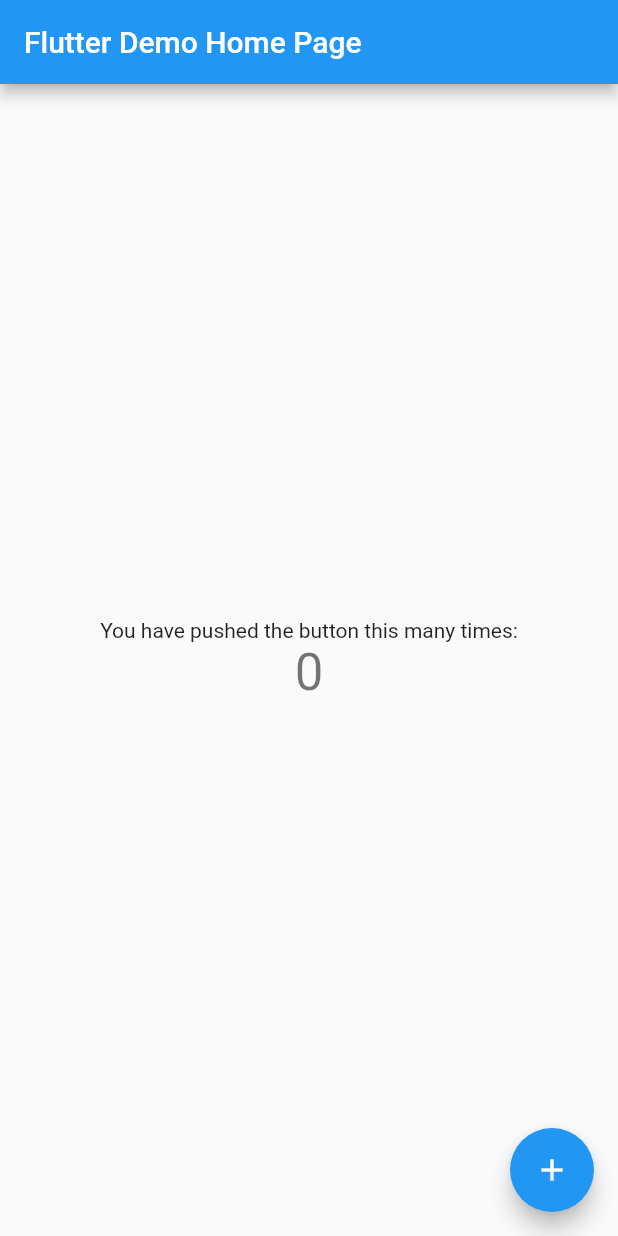
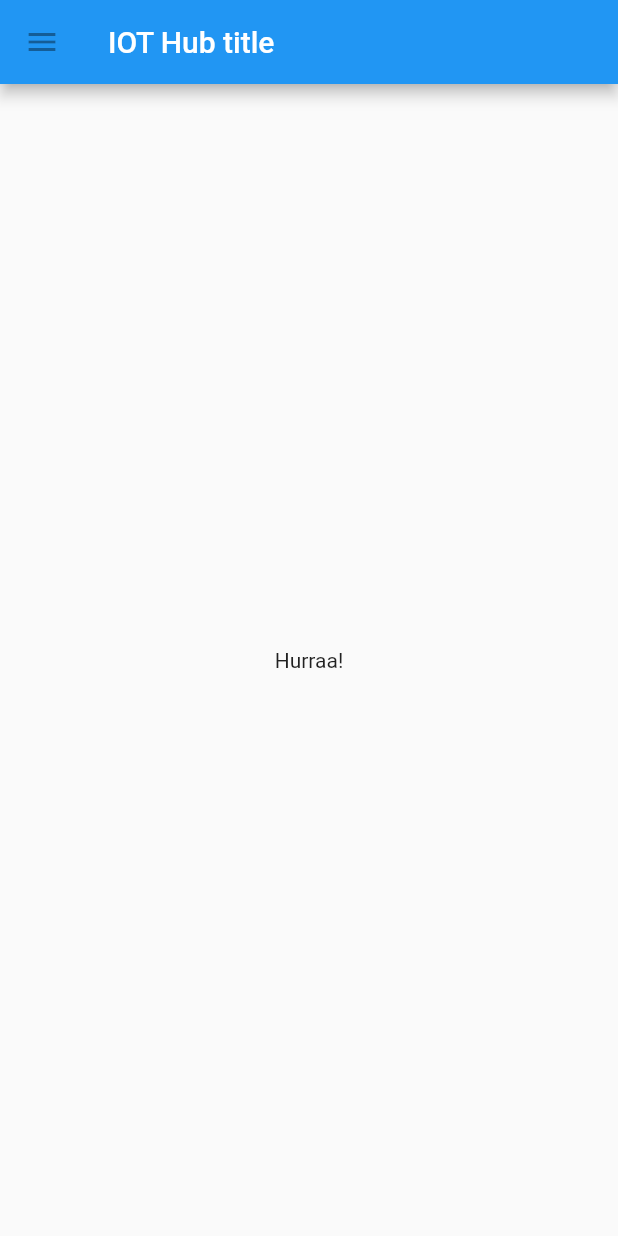
Before and after one commit to karlovjan/iothub-flutter, a Flutter app: the screen it shows after launch, on a phone screen of 412 x 824 dp. Run offline on Flutter 3.47's test engine with Material 2 defaults, Android fonts, the phone set to English and light mode, and no system bars; our stand-ins replace charts_flutter, cloud_firestore; accounts and stored records are empty.

Commit message:
zaklad layoutu

```diff
--- a/lib/main.dart
+++ b/lib/main.dart
@@ -1,117 +1,7 @@
 import 'package:flutter/material.dart';
+import 'src/widgets/IOThubMainWidged.dart';
+import 'src/charts/GaugeChart.dart';
 
 void main() {
-  runApp(MyApp());
+  runApp(IOTHubMainWidged());
 }
-
-class MyApp extends StatelessWidget {
-  // This widget is the root of your application.
-  @override
-  Widget build(BuildContext context) {
-    return MaterialApp(
-      title: 'Flutter Demo',
-      theme: ThemeData(
-        // This is the theme of your application.
-        //
-        // Try running your application with "flutter run". You'll see the
-        // application has a blue toolbar. Then, without quitting the app, try
-        // changing the primarySwatch below to Colors.green and then invoke
-        // "hot reload" (press "r" in the console where you ran "flutter run",
-        // or simply save your changes to "hot reload" in a Flutter IDE).
-        // Notice that the counter didn't reset back to zero; the application
-        // is not restarted.
-        primarySwatch: Colors.blue,
-        // This makes the visual density adapt to the platform that you run
-        // the app on. For desktop platforms, the controls will be smaller and
-        // closer together (more dense) than on mobile platforms.
-        visualDensity: VisualDensity.adaptivePlatformDensity,
-      ),
-      home: MyHomePage(title: 'Flutter Demo Home Page'),
-    );
-  }
-}
-
-class MyHomePage extends StatefulWidget {
-  MyHomePage({Key key, this.title}) : super(key: key);
-
-  // This widget is the home page of your application. It is stateful, meaning
-  // that it has a State object (defined below) that contains fields that affect
-  // how it looks.
-
-  // This class is the configuration for the state. It holds the values (in this
-  // case the title) provided by the parent (in this case the App widget) and
-  // used by the build method of the State. Fields in a Widget subclass are
-  // always marked "final".
-
-  final String title;
-
-  @override
-  _MyHomePageState createState() => _MyHomePageState();
-}
-
-class _MyHomePageState extends State<MyHomePage> {
-  int _counter = 0;
-
-  void _incrementCounter() {
-    setState(() {
-      // This call to setState tells the Flutter framework that something has
-      // changed in this State, which causes it to rerun the build method below
-      // so that the display can reflect the updated values. If we changed
-      // _counter without calling setState(), then the build method would not be
-      // called again, and so nothing would appear to happen.
-      _counter++;
-    });
-  }
-
-  @override
-  Widget build(BuildContext context) {
-    // This method is rerun every time setState is called, for instance as done
-    // by the _incrementCounter method above.
-    //
-    // The Flutter framework has been optimized to make rerunning build methods
-    // fast, so that you can just rebuild anything that needs updating rather
-    // than having to individually change instances of widgets.
-    return Scaffold(
-      appBar: AppBar(
-        // Here we take the value from the MyHomePage object that was created by
-        // the App.build method, and use it to set our appbar title.
-        title: Text(widget.title),
-      ),
-      body: Center(
-        // Center is a layout widget. It takes a single child and positions it
-        // in the middle of the parent.
-        child: Column(
-          // Column is also a layout widget. It takes a list of children and
-          // arranges them vertically. By default, it sizes itself to fit its
-          // children horizontally, and tries to be as tall as its parent.
-          //
-          // Invoke "debug painting" (press "p" in the console, choose the
-          // "Toggle Debug Paint" action from the Flutter Inspector in Android
-          // Studio, or the "Toggle Debug Paint" command in Visual Studio Code)
-          // to see the wireframe for each widget.
-          //
-          // Column has various properties to control how it sizes itself and
-          // how it positions its children. Here we use mainAxisAlignment to
-          // center the children vertically; the main axis here is the vertical
-          // axis because Columns are vertical (the cross axis would be
-          // horizontal).
-          mainAxisAlignment: MainAxisAlignment.center,
-          children: <Widget>[
-            Text(
-              'You have pushed the button this many times:',
-            ),
-            Text(
-              '$_counter',
-              style: Theme.of(context).textTheme.headline4,
-            ),
-          ],
-        ),
-      ),
-      floatingActionButton: FloatingActionButton(
-        onPressed: _incrementCounter,
-        tooltip: 'Increment',
-        child: Icon(Icons.add),
-      ), // This trailing comma makes auto-formatting nicer for build methods.
-    );
-  }
-}
--- a/lib/models/ObyvakAqaraTemperatureSensor.dart
+++ /dev/null
@@ -1,43 +0,0 @@
-import 'package:cloud_firestore/cloud_firestore.dart';
-import 'package:iothub/models/SensorFB.dart';
-
-class ObyvakAqaraTemperatureSensor extends SensorFB {
-
-  double temperature;
-  double humidity;
-  double pressure;
-  int battery;
-  int linkQuality;
-
-  ObyvakAqaraTemperatureSensor(this.temperature, this.humidity, this.pressure, this.battery, this.linkQuality, DateTime created) : super(created);
-
-
-
-  @override
-  ObyvakAqaraTemperatureSensor fromJson(Map<dynamic, dynamic> json) {
-    return ObyvakAqaraTemperatureSensor(
-      json['temperature'] as double,
-      json['humidity'] as double,
-      json['pressure'] as double,
-      json['battery'] as int,
-      json['linkQuality'] as int,
-      json['created'] == null ? null : (json['created'] as Timestamp).toDate(),
-    );
-  }
-
-  @override
-  Map<String, dynamic> toJson() {
-    return {
-      'temperature': this.temperature,
-      'humidity': this.humidity,
-      'pressure': this.pressure,
-      'battery': this.battery,
-      'linkQuality': this.linkQuality,
-      'created': this.created,
-    };
-  }
-
-
-
-
-}
--- a/lib/models/Sensor.dart
+++ /dev/null
@@ -1,7 +0,0 @@
-abstract class Sensor {
-
-  DateTime created;
-
-  Sensor(this.created);
-
-}
--- a/lib/models/SensorFB.dart
+++ /dev/null
@@ -1,16 +0,0 @@
-import 'package:cloud_firestore/cloud_firestore.dart';
-import 'package:iothub/models/Sensor.dart';
-
-
-
-abstract class SensorFB extends Sensor {
-
-  DocumentReference reference;
-
-  SensorFB(DateTime created, {this.reference}) : super(created);
-
-  SensorFB fromJson(Map<dynamic, dynamic> json);
-
-  Map<String, dynamic> toJson();
-
-}
--- /dev/null
+++ b/lib/src/models/Measurement.dart
@@ -0,0 +1,6 @@
+class Measurement {
+  String property;
+  String unit;
+  String value;
+
+}
--- /dev/null
+++ b/lib/src/repository/FbRepository.dart
@@ -0,0 +1,5 @@
+import 'package:cloud_firestore/cloud_firestore.dart';
+
+class FbRepository {
+
+}
--- /dev/null
+++ b/lib/src/widgets/IOTHubDashboard.dart
@@ -0,0 +1,34 @@
+import 'package:flutter/material.dart';
+
+class IOTHubDashboard extends StatefulWidget {
+  final String title;
+
+  IOTHubDashboard({Key key, this.title}) : super(key: key);
+
+  @override
+  _IOTHubDashboardState createState() => _IOTHubDashboardState();
+
+}
+
+class _IOTHubDashboardState extends State<IOTHubDashboard> {
+  @override
+  Widget build(BuildContext context) {
+    // Scaffold is a layout for the major Material Components.
+    return Scaffold(
+      appBar: AppBar(
+        leading: IconButton(
+          icon: Icon(Icons.menu),
+          tooltip: 'Navigation menu',
+          onPressed: null,
+        ),
+        title: Text('IOT Hub title'),
+
+      ),
+      // body is the majority of the screen.
+      body: Center(
+        child: Text('Hurraa!'),
+      ),
+
+    );
+  }
+}
--- /dev/null
+++ b/lib/src/widgets/IOThubMainWidged.dart
@@ -0,0 +1,33 @@
+import 'package:flutter/material.dart';
+import '../widgets/IOTHubDashboard.dart';
+
+class IOTHubMainWidged extends StatelessWidget {
+
+
+  @override
+  Widget build(BuildContext context) {
+    return MaterialApp(
+      title: 'IOT hub',
+      theme: ThemeData(
+        // This is the theme of your application.
+        //
+        // Try running your application with "flutter run". You'll see the
+        // application has a blue toolbar. Then, without quitting the app, try
+        // changing the primarySwatch below to Colors.green and then invoke
+        // "hot reload" (press "r" in the console where you ran "flutter run",
+        // or simply save your changes to "hot reload" in a Flutter IDE).
+        // Notice that the counter didn't reset back to zero; the application
+        // is not restarted.
+        primarySwatch: Colors.blue,
+        // This makes the visual density adapt to the platform that you run
+        // the app on. For desktop platforms, the controls will be smaller and
+        // closer together (more dense) than on mobile platforms.
+        visualDensity: VisualDensity.adaptivePlatformDensity,
+      ),
+      home: IOTHubDashboard(title: 'Flutter Demo Home Page'),
+//      home: GaugeChart.withSampleData(),
+    );
+
+  }
+
+}
```
Also changed, not shown: analysis_options.yaml (added, +54 -0 lines), lib/repository/FbRepository.dart (deleted, +0 -20 lines), lib/src/charts/GaugeChart.dart (added, +59 -0 lines), lib/src/models/AqaraTemperatureSensor.dart (added, +14 -0 lines), lib/src/models/Sensor.dart (added, +13 -0 lines), lib/src/models/SensorFB.dart (added, +12 -0 lines), lib/src/models/WirelessSensor.dart (added, +11 -0 lines), pubspec.yaml (+8 -1 lines), pubspec.lock, 2 other files.
